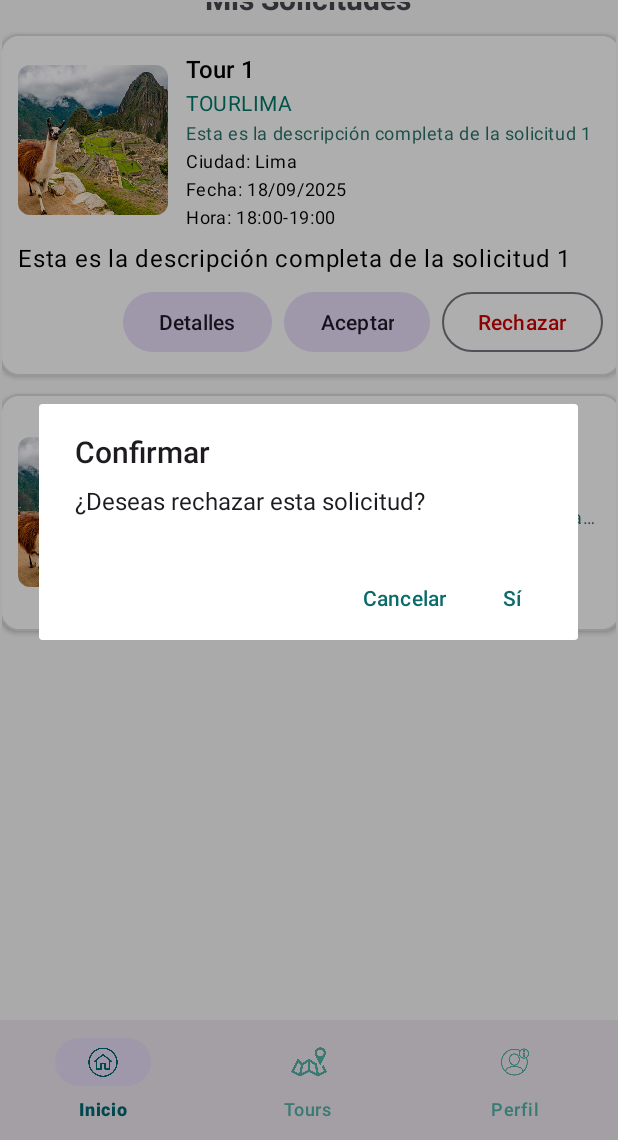
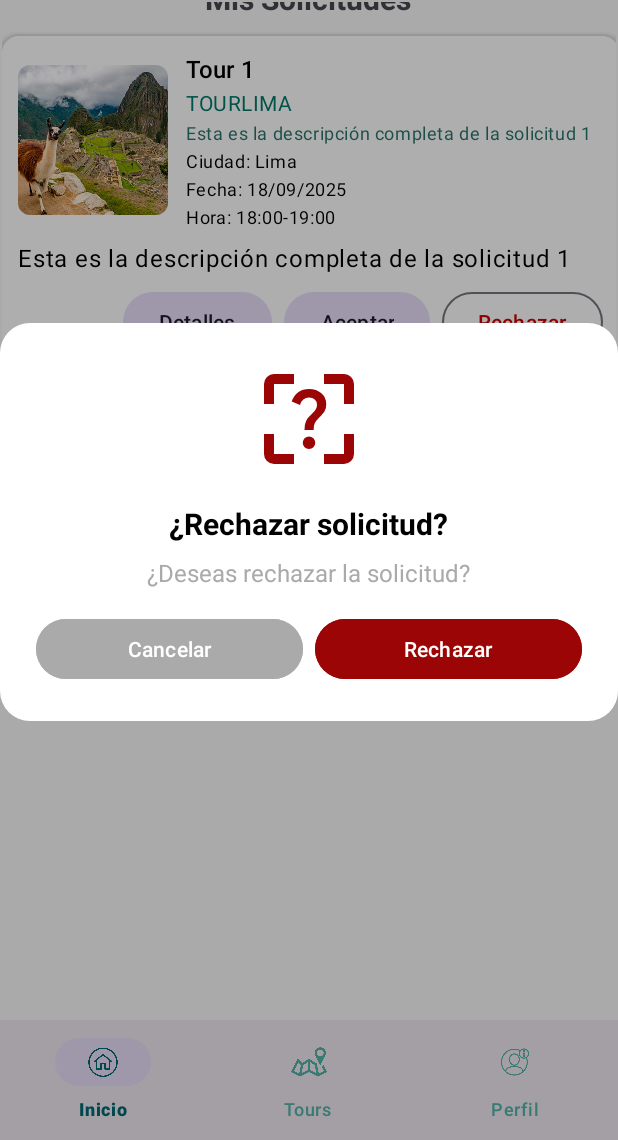
Before and after one commit to Alexiaaaaaaasdde/PuriqTours_NewFibra, an Android app: the screen it shows after launch (MainActivity), after a tap on "Rechazar", on a phone screen of 412 x 824 dp, the part 96-1236 px from its top. Run offline under Robolectric (Android 15) with nearby library versions, the phone set to English and light mode, and no system bars; 3 other taps on this screen came first.

Commit message:
Dialog OK

```diff
--- a/PuriqTours/app/src/main/java/com/example/puriqtours/SolicitudAdapter.java
+++ b/PuriqTours/app/src/main/java/com/example/puriqtours/SolicitudAdapter.java
@@ -1,6 +1,7 @@
 package com.example.puriqtours;
 
 import android.annotation.SuppressLint;
+import android.app.Dialog;
 import android.content.DialogInterface;
 import android.view.LayoutInflater;
 import android.view.View;
@@ -64,26 +65,59 @@ public class SolicitudAdapter extends RecyclerView.Adapter<SolicitudAdapter.Soli
 
         // 🔹 Acción botón Aceptar
         holder.btnAceptar.setOnClickListener(v -> {
-            new AlertDialog.Builder(v.getContext())
-                    .setTitle("Confirmar")
-                    .setMessage("¿Deseas aceptar esta solicitud?")
-                    .setPositiveButton("Sí", (dialog, which) -> {
-                        Toast.makeText(v.getContext(), "Solicitud aceptada ✅", Toast.LENGTH_SHORT).show();
-                    })
-                    .setNegativeButton("Cancelar", null)
-                    .show();
+            Dialog dialog = new Dialog(v.getContext());
+            dialog.setContentView(R.layout.dialog_aceptar); // Tu XML modificado
+            dialog.getWindow().setBackgroundDrawableResource(android.R.color.transparent);
+
+            // 🔹 Referencias a botones
+            Button btnAceptar = dialog.findViewById(R.id.btnAceptar);
+            Button btnCancelar = dialog.findViewById(R.id.btnCancelar);
+
+            btnAceptar.setOnClickListener(view -> {
+                Toast.makeText(v.getContext(), "Solicitud aceptada ✅", Toast.LENGTH_SHORT).show();
+                dialog.dismiss();
+            });
+
+            btnCancelar.setOnClickListener(view -> dialog.dismiss());
+
+            dialog.show();
+
+            // 🔹 Ajustar ancho al máximo después de mostrarlo
+            if (dialog.getWindow() != null) {
+                dialog.getWindow().setLayout(
+                        ViewGroup.LayoutParams.MATCH_PARENT,
+                        ViewGroup.LayoutParams.WRAP_CONTENT
+                );
+            }
         });
+
 
         // 🔹 Acción botón Rechazar
         holder.btnRechazar.setOnClickListener(v -> {
-            new AlertDialog.Builder(v.getContext())
-                    .setTitle("Confirmar")
-                    .setMessage("¿Deseas rechazar esta solicitud?")
-                    .setPositiveButton("Sí", (dialog, which) -> {
-                        Toast.makeText(v.getContext(), "Solicitud rechazada ❌", Toast.LENGTH_SHORT).show();
-                    })
-                    .setNegativeButton("Cancelar", null)
-                    .show();
+            Dialog dialog = new Dialog(v.getContext());
+            dialog.setContentView(R.layout.dialog_rechazar); // Tu XML modificado
+            dialog.getWindow().setBackgroundDrawableResource(android.R.color.transparent);
+
+            // 🔹 Referencias a botones
+            Button btnAceptar = dialog.findViewById(R.id.btnRechazar);
+            Button btnCancelar = dialog.findViewById(R.id.btnCancelar);
+
+            btnAceptar.setOnClickListener(view -> {
+                Toast.makeText(v.getContext(), "Solicitud Rechazada ❌", Toast.LENGTH_SHORT).show();
+                dialog.dismiss();
+            });
+
+            btnCancelar.setOnClickListener(view -> dialog.dismiss());
+
+            dialog.show();
+
+            // 🔹 Ajustar ancho al máximo después de mostrarlo
+            if (dialog.getWindow() != null) {
+                dialog.getWindow().setLayout(
+                        ViewGroup.LayoutParams.MATCH_PARENT,
+                        ViewGroup.LayoutParams.WRAP_CONTENT
+                );
+            }
         });
     }
 
--- /dev/null
+++ b/PuriqTours/app/src/main/res/drawable/bg_dialog.xml
@@ -0,0 +1,7 @@
+<?xml version="1.0" encoding="utf-8"?>
+<shape xmlns:android="http://schemas.android.com/apk/res/android"
+    android:shape="rectangle">
+    <solid android:color="@android:color/white"/>
+    <corners android:radius="20dp"/>
+    <padding android:left="16dp" android:top="16dp" android:right="16dp" android:bottom="16dp"/>
+</shape>
--- /dev/null
+++ b/PuriqTours/app/src/main/res/drawable/ic_question.xml
@@ -0,0 +1,5 @@
+<vector xmlns:android="http://schemas.android.com/apk/res/android" android:height="24dp" android:tint="#000000" android:viewportHeight="960" android:viewportWidth="960" android:width="24dp">
+
+    <path android:fillColor="@android:color/white" android:pathData="M200,840Q167,840 143.5,816.5Q120,793 120,760L120,600L200,600L200,760Q200,760 200,760Q200,760 200,760L360,760L360,840L200,840ZM760,840L600,840L600,760L760,760Q760,760 760,760Q760,760 760,760L760,600L840,600L840,760Q840,793 816.5,816.5Q793,840 760,840ZM120,200Q120,167 143.5,143.5Q167,120 200,120L360,120L360,200L200,200Q200,200 200,200Q200,200 200,200L200,360L120,360L120,200ZM840,200L840,360L760,360L760,200Q760,200 760,200Q760,200 760,200L600,200L600,120L760,120Q793,120 816.5,143.5Q840,167 840,200ZM480,720Q501,720 515.5,705.5Q530,691 530,670Q530,649 515.5,634.5Q501,620 480,620Q459,620 444.5,634.5Q430,649 430,670Q430,691 444.5,705.5Q459,720 480,720ZM444,567L517,567Q517,533 525,515Q533,497 560,470Q595,435 606.5,413.5Q618,392 618,362Q618,308 579,274Q540,240 480,240Q430,240 394,266Q358,292 342,340L408,367Q415,341 434.5,324.5Q454,308 480,308Q509,308 526.5,323.5Q544,339 544,365Q544,385 534.5,402.5Q525,420 502,439Q469,468 456.5,495Q444,522 444,567Z"/>
+
+</vector>
--- /dev/null
+++ b/PuriqTours/app/src/main/res/layout/dialog_rechazar.xml
@@ -0,0 +1,67 @@
+<?xml version="1.0" encoding="utf-8"?>
+<LinearLayout xmlns:android="http://schemas.android.com/apk/res/android"
+    xmlns:app="http://schemas.android.com/apk/res-auto"
+    android:layout_width="match_parent"
+    android:layout_height="wrap_content"
+    android:orientation="vertical"
+    android:padding="24dp"
+    android:background="@drawable/bg_dialog"
+    android:gravity="center">
+
+    <!-- 🔹 Icono de pregunta -->
+    <ImageView
+        android:layout_width="80dp"
+        android:layout_height="80dp"
+        android:src="@drawable/ic_question"
+        android:layout_marginBottom="16dp"
+        app:tint="@color/red" />
+
+    <!-- 🔹 Título -->
+    <TextView
+        android:layout_width="wrap_content"
+        android:layout_height="wrap_content"
+        android:text="¿Rechazar solicitud?"
+        android:textSize="20sp"
+        android:textStyle="bold"
+        android:textColor="@android:color/black"
+        android:layout_marginBottom="8dp"/>
+
+    <!-- 🔹 Mensaje -->
+    <TextView
+        android:layout_width="wrap_content"
+        android:layout_height="wrap_content"
+        android:text="¿Deseas rechazar la solicitud?"
+        android:textSize="16sp"
+        android:textColor="@android:color/darker_gray"
+        android:gravity="center"
+        android:layout_marginBottom="16dp"/>
+
+    <!-- 🔹 Botones -->
+    <LinearLayout
+        android:layout_width="match_parent"
+        android:layout_height="wrap_content"
+        android:gravity="center"
+        android:orientation="horizontal"
+        android:weightSum="2">
+
+        <Button
+            android:id="@+id/btnCancelar"
+            android:layout_width="0dp"
+            android:layout_height="wrap_content"
+            android:layout_weight="1"
+            android:backgroundTint="@android:color/darker_gray"
+            android:text="Cancelar"
+            android:textColor="@android:color/white"
+            android:layout_marginEnd="8dp"/>
+
+        <Button
+            android:id="@+id/btnRechazar"
+            android:layout_width="0dp"
+            android:layout_height="wrap_content"
+            android:layout_weight="1"
+            android:backgroundTint="@color/red"
+            android:text="Rechazar"
+            android:textColor="@android:color/white"/>
+    </LinearLayout>
+
+</LinearLayout>
--- a/PuriqTours/app/src/main/res/values/colors.xml
+++ b/PuriqTours/app/src/main/res/values/colors.xml
@@ -14,4 +14,5 @@
     <color name="teal_200">#80CBC4</color>
     <color name="teal_500">#009688</color>
     <color name="teal_700">#00796B</color>
+    <color name="red">#9B0505</color>
 </resources>
```
Also changed, not shown: PuriqTours/app/src/main/res/layout/dialog_aceptar.xml (added, +67 -0 lines).
